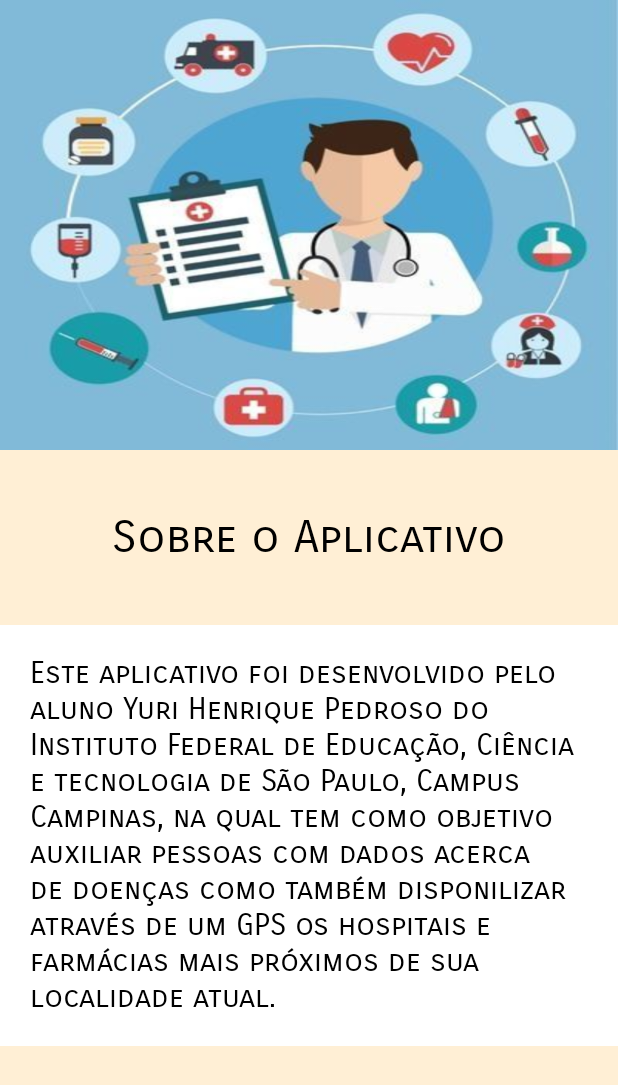
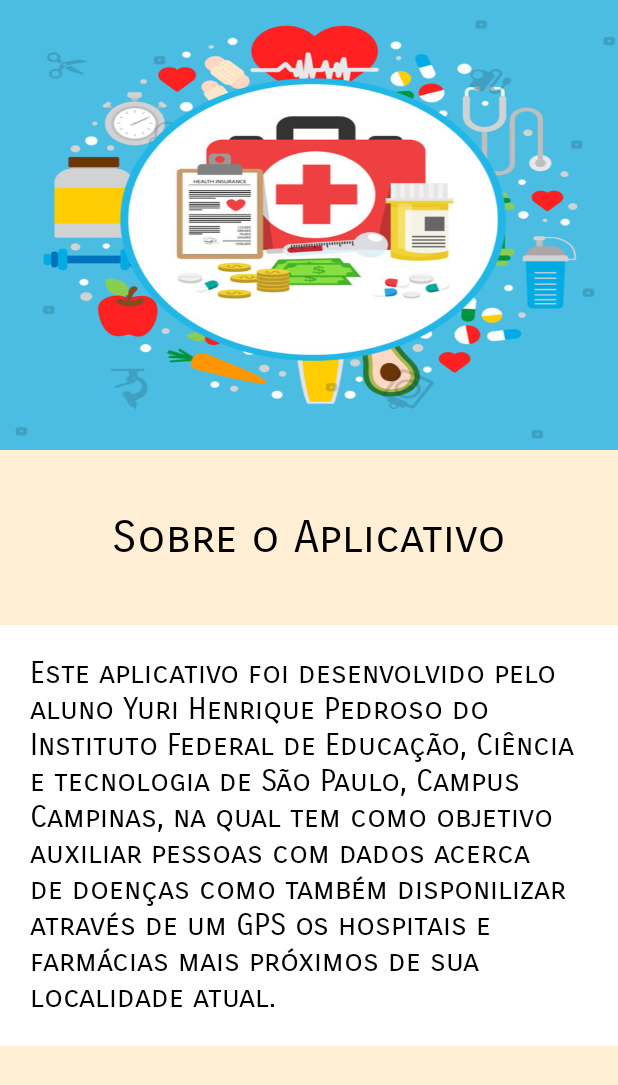
Before and after one commit to yurihp01/VidaSaudavel, an Android app: the layout activity_about.xml on its own in the app's theme, with its tools: preview values and no code run, on a phone screen of 412 x 824 dp. Shown: the top 1085 px of the screen. Run offline under Robolectric (Android 15) with nearby library versions, the phone set to English and light mode, and no system bars.

Commit message:
trocando a imagem do fundo da tela de sobre

```diff
--- a/app/src/main/res/layout/activity_about.xml
+++ b/app/src/main/res/layout/activity_about.xml
@@ -17,8 +17,8 @@
         android:layout_width="match_parent"
         android:layout_height="@dimen/dp_300"
         android:importantForAccessibility="no"
-        android:scaleType="centerCrop"
-        android:background="@drawable/background_about_app" />
+        android:scaleType="fitXY"
+        android:src="@drawable/asda" />
 
     <TextView
         android:id="@+id/about_app_title"
```
Also changed, not shown: app/src/main/res/drawable/asda.jpg (added), app/src/main/res/drawable/saude-background.jpg (deleted).
